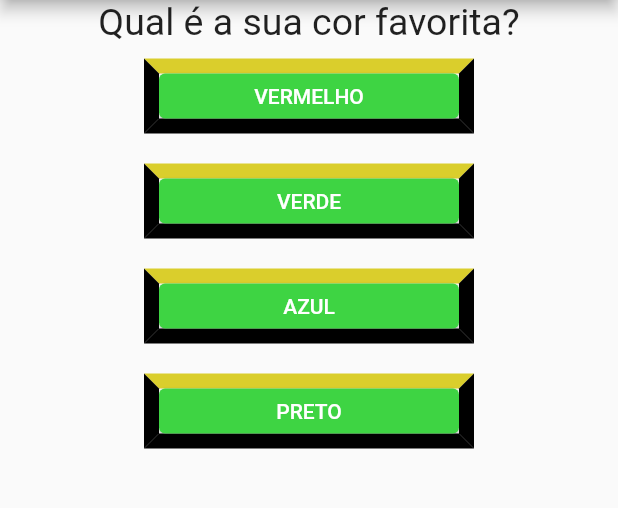
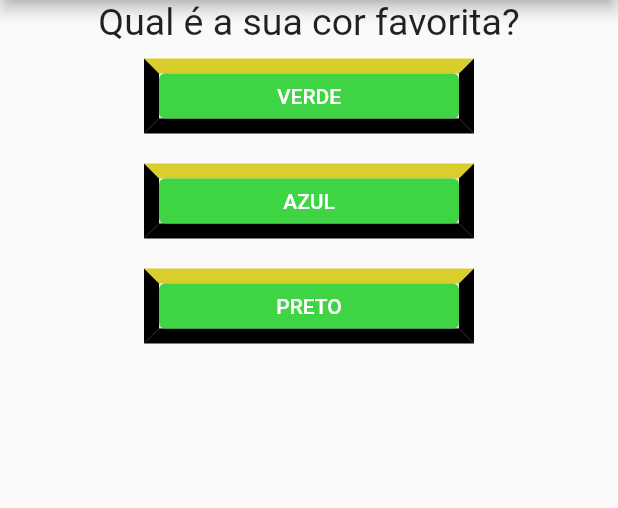
Before and after one commit to jianLicio/perguntas, a Flutter app: the screen it shows after launch, on a phone screen of 412 x 824 dp, the part 84-592 px from its top. Run offline on Flutter 3.47's test engine with Material 2 defaults, Android fonts, the phone set to English and light mode, and no system bars; our stand-ins replace google_fonts.

```diff
--- /dev/null
+++ b/l10n.yaml
@@ -0,0 +1,3 @@
+arb-dir: lib/l10n
+template-arb-file: app_en.arb
+output-localization-file: app_localizations.dart
--- /dev/null
+++ b/lib/l10n/app_en.arb
@@ -0,0 +1,5 @@
+{
+    "lenguage": "english",
+    "vermelho": "RED",
+    "@vermelho": {"description": "is about the color red"}
+}
--- /dev/null
+++ b/lib/l10n/app_pt.arb
@@ -0,0 +1,5 @@
+{
+    "language": "português",
+    "vermelho": "VERMELHO",
+    "@vermelho": {"description": "é sobre a cor vermelha"}
+}
--- a/lib/main.dart
+++ b/lib/main.dart
@@ -3,17 +3,23 @@ import 'package:perguntas/resultado.dart';
 import 'questionario.dart';
 
 main() {
-  runApp(const PerguntaApp());
+  runApp(
+    const MaterialApp(
+      home: PerguntaApp(),
+    ),
+  );
 }
 
 class PerguntaAppState extends State<PerguntaApp> {
   var _perguntaSelecionada = 0;
   var _pontuacaoTotal = 0;
-  final _perguntas = const [
+
+  String texto = 'texto';
+  final _perguntas = [
     {
       'texto': 'Qual é a sua cor favorita?',
       'respostas': [
-        {'texto': 'VERMELHO', 'pontuacao': 10},
+        // {'texto': AppLocalizations.of(context)!.vermelho, 'pontuacao': 10},
         {'texto': 'VERDE', 'pontuacao': 5},
         {'texto': 'AZUL', 'pontuacao': 4},
         {'texto': 'PRETO', 'pontuacao': 1},
@@ -61,6 +67,7 @@ class PerguntaAppState extends State<PerguntaApp> {
   @override
   Widget build(BuildContext context) {
     return MaterialApp(
+      debugShowCheckedModeBanner: false,
       home: Scaffold(
         appBar: AppBar(
           title: Container(
--- a/lib/questionario.dart
+++ b/lib/questionario.dart
@@ -3,24 +3,24 @@ import 'questao.dart';
 import 'resposta.dart';
 
 class Questionario extends StatelessWidget {
-  final int perguntaSelecionada;
-  final List<Map<String, Object>> perguntas;
+  final int? perguntaSelecionada;
+  final List<Map<dynamic, dynamic>> perguntas;
   final void Function(int) responder;
 
   const Questionario({
     Key? key,
     required this.perguntas,
-    required this.perguntaSelecionada,
+    this.perguntaSelecionada,
     required this.responder,
   }) : super(key: key);
 
   @override
   Widget build(BuildContext context) {
     List<Map<String, dynamic>> respostas =
-        perguntas[perguntaSelecionada].cast()['respostas'];
+        perguntas[perguntaSelecionada!].cast()['respostas'];
 
     return Column(children: <Widget>[
-      Questao(texto: perguntas[perguntaSelecionada]['texto'].toString()),
+      Questao(texto: perguntas[perguntaSelecionada!]['texto'].toString()),
       ...respostas.map((respo) {
         return Resposta(
           texto: respo['texto'].toString(),
```
Also changed, not shown: pubspec.yaml (+16 -3 lines), assets/icon/question.png (added), pubspec.lock, 23 other files.
